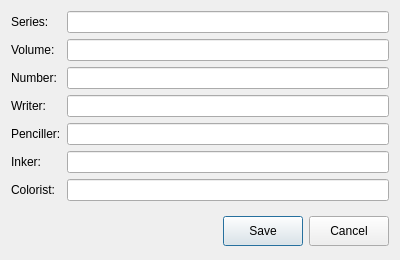
Qt form gui/MetaEditor.ui (ciromattia/kcc) before a commit.
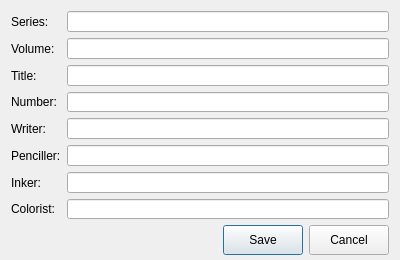
The same form after that commit. Icons and pictures are not drawn.

Commit message:
Add Title field to Metadata editor (#1096)
* Add Title field to Metadata editor

* Add missing colon to Title label

What changed in the file:
```diff
--- a/gui/MetaEditor.ui
+++ b/gui/MetaEditor.ui
@@ -62,56 +62,66 @@
       <item row="1" column="1">
        <widget class="QLineEdit" name="volumeLine"/>
       </item>
-      <item row="2" column="0">
+      <item row="3" column="0">
        <widget class="QLabel" name="label_3">
         <property name="text">
          <string>Number:</string>
         </property>
        </widget>
       </item>
-      <item row="2" column="1">
+      <item row="3" column="1">
        <widget class="QLineEdit" name="numberLine"/>
       </item>
-      <item row="3" column="0">
+      <item row="4" column="0">
        <widget class="QLabel" name="label_4">
         <property name="text">
          <string>Writer:</string>
         </property>
        </widget>
       </item>
-      <item row="3" column="1">
+      <item row="4" column="1">
        <widget class="QLineEdit" name="writerLine"/>
       </item>
-      <item row="4" column="0">
+      <item row="5" column="0">
        <widget class="QLabel" name="label_5">
         <property name="text">
          <string>Penciller:</string>
         </property>
        </widget>
       </item>
-      <item row="4" column="1">
+      <item row="5" column="1">
        <widget class="QLineEdit" name="pencillerLine"/>
       </item>
-      <item row="5" column="0">
+      <item row="6" column="0">
        <widget class="QLabel" name="label_6">
         <property name="text">
          <string>Inker:</string>
         </property>
        </widget>
       </item>
-      <item row="5" column="1">
+      <item row="6" column="1">
        <widget class="QLineEdit" name="inkerLine"/>
       </item>
-      <item row="6" column="0">
+      <item row="7" column="0">
        <widget class="QLabel" name="label_7">
         <property name="text">
          <string>Colorist:</string>
         </property>
        </widget>
       </item>
-      <item row="6" column="1">
+      <item row="7" column="1">
        <widget class="QLineEdit" name="coloristLine"/>
       </item>
+      <item row="2" column="0">
+       <widget class="QLabel" name="label_8">
+        <property name="text">
+         <string>Title:</string>
+        </property>
+       </widget>
+      </item>
+      <item row="2" column="1">
+       <widget class="QLineEdit" name="titleLine"/>
+      </item>
      </layout>
     </widget>
    </item>
```
The commit also changes 3 other files.
